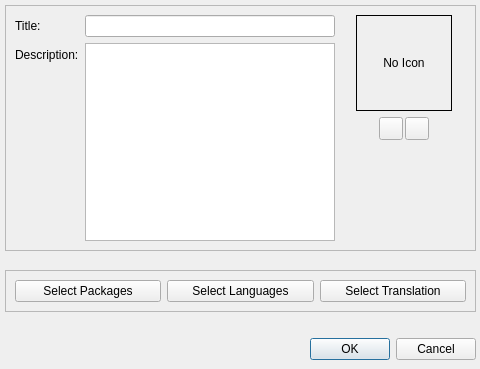
Old version of the form kde/pardusman/gui/ui/packagecollection.ui in the repository pars-linux/uludag.
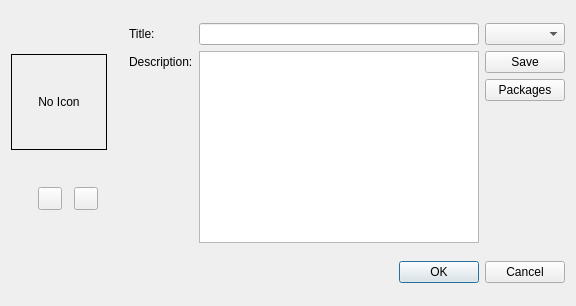
New version of the form. Icons and pictures are not drawn.

```diff
--- a/kde/pardusman/gui/ui/packagecollection.ui
+++ b/kde/pardusman/gui/ui/packagecollection.ui
@@ -6,101 +6,18 @@
    <rect>
     <x>0</x>
     <y>0</y>
-    <width>480</width>
-    <height>369</height>
+    <width>576</width>
+    <height>306</height>
    </rect>
   </property>
   <property name="windowTitle">
    <string>Collection</string>
   </property>
-  <widget class="QWidget" name="">
-   <property name="geometry">
-    <rect>
-     <x>5</x>
-     <y>5</y>
-     <width>471</width>
-     <height>355</height>
-    </rect>
-   </property>
-   <layout class="QVBoxLayout" name="verticalLayout_2">
-    <item>
-     <widget class="QFrame" name="frame">
-      <property name="frameShape">
-       <enum>QFrame::StyledPanel</enum>
-      </property>
-      <property name="frameShadow">
-       <enum>QFrame::Raised</enum>
-      </property>
-      <layout class="QHBoxLayout" name="horizontalLayout">
-       <item>
-        <layout class="QFormLayout" name="formLayout">
-         <property name="fieldGrowthPolicy">
-          <enum>QFormLayout::ExpandingFieldsGrow</enum>
-         </property>
+  <layout class="QGridLayout" name="gridLayout_2">
          <item row="0" column="0">
-          <widget class="QLabel" name="labelLabel_2">
-           <property name="sizePolicy">
-            <sizepolicy hsizetype="Fixed" vsizetype="Preferred">
-             <horstretch>0</horstretch>
-             <verstretch>0</verstretch>
-            </sizepolicy>
-           </property>
-           <property name="text">
-            <string>Title:</string>
-           </property>
-           <property name="buddy">
-            <cstring>label</cstring>
-           </property>
-          </widget>
-         </item>
-         <item row="0" column="1">
-          <widget class="QLineEdit" name="lineTitle"/>
-         </item>
-         <item row="1" column="0">
-          <widget class="QLabel" name="label">
-           <property name="sizePolicy">
-            <sizepolicy hsizetype="Fixed" vsizetype="Preferred">
-             <horstretch>0</horstretch>
-             <verstretch>0</verstretch>
-            </sizepolicy>
-           </property>
-           <property name="text">
-            <string>Description:</string>
-           </property>
-          </widget>
-         </item>
-         <item row="1" column="1">
-          <widget class="QPlainTextEdit" name="textDescription">
-           <property name="plainText">
-            <string/>
-           </property>
-           <property name="overwriteMode">
-            <bool>true</bool>
-           </property>
-          </widget>
-         </item>
-        </layout>
-       </item>
+    <layout class="QVBoxLayout">
        <item>
-        <spacer name="horizontalSpacer_4">
-         <property name="orientation">
-          <enum>Qt::Horizontal</enum>
-         </property>
-         <property name="sizeType">
-          <enum>QSizePolicy::Preferred</enum>
-         </property>
-         <property name="sizeHint" stdset="0">
-          <size>
-           <width>20</width>
-           <height>20</height>
-          </size>
-         </property>
-        </spacer>
-       </item>
-       <item>
-        <layout class="QVBoxLayout" name="verticalLayout">
-         <item>
-          <widget class="QLabel" name="labelIcon">
+      <widget class="QLabel" name="icon">
            <property name="minimumSize">
             <size>
              <width>96</width>
@@ -131,9 +48,9 @@
           </widget>
          </item>
          <item>
-          <layout class="QHBoxLayout" name="_4">
+      <layout class="QHBoxLayout" name="_2">
            <property name="spacing">
-            <number>2</number>
+        <number>5</number>
            </property>
            <item>
             <spacer>
@@ -141,7 +58,7 @@
               <enum>Qt::Horizontal</enum>
              </property>
              <property name="sizeType">
-              <enum>QSizePolicy::Expanding</enum>
+          <enum>QSizePolicy::Minimum</enum>
              </property>
              <property name="sizeHint" stdset="0">
               <size>
@@ -185,152 +102,104 @@
              </property>
             </widget>
            </item>
-           <item>
-            <spacer name="horizontalSpacer_2">
-             <property name="orientation">
-              <enum>Qt::Horizontal</enum>
-             </property>
-             <property name="sizeType">
-              <enum>QSizePolicy::Expanding</enum>
-             </property>
-             <property name="sizeHint" stdset="0">
-              <size>
-               <width>20</width>
-               <height>20</height>
-              </size>
-             </property>
-            </spacer>
-           </item>
-          </layout>
-         </item>
-         <item>
-          <spacer name="verticalSpacer_3">
-           <property name="orientation">
-            <enum>Qt::Vertical</enum>
-           </property>
-           <property name="sizeType">
-            <enum>QSizePolicy::Expanding</enum>
-           </property>
-           <property name="sizeHint" stdset="0">
-            <size>
-             <width>20</width>
-             <height>40</height>
-            </size>
-           </property>
-          </spacer>
-         </item>
-        </layout>
-       </item>
-       <item>
-        <spacer name="horizontalSpacer_6">
+      </layout>
+     </item>
+    </layout>
+   </item>
+   <item row="0" column="1">
+    <spacer name="spacer">
          <property name="orientation">
           <enum>Qt::Horizontal</enum>
          </property>
          <property name="sizeType">
-          <enum>QSizePolicy::Expanding</enum>
+      <enum>QSizePolicy::Minimum</enum>
          </property>
          <property name="sizeHint" stdset="0">
           <size>
-           <width>20</width>
-           <height>20</height>
+       <width>16</width>
+       <height>130</height>
           </size>
          </property>
         </spacer>
        </item>
-      </layout>
-     </widget>
-    </item>
-    <item>
-     <spacer name="verticalSpacer_2">
-      <property name="orientation">
-       <enum>Qt::Vertical</enum>
-      </property>
-      <property name="sizeType">
-       <enum>QSizePolicy::Preferred</enum>
-      </property>
-      <property name="sizeHint" stdset="0">
-       <size>
-        <width>457</width>
-        <height>13</height>
-       </size>
-      </property>
-     </spacer>
-    </item>
-    <item>
-     <widget class="QFrame" name="frame_2">
-      <property name="frameShape">
-       <enum>QFrame::StyledPanel</enum>
-      </property>
-      <property name="frameShadow">
-       <enum>QFrame::Raised</enum>
-      </property>
-      <layout class="QHBoxLayout" name="horizontalLayout_4">
-       <item>
-        <widget class="QPushButton" name="pushSelectPackages">
+   <item row="0" column="2">
+    <layout class="QGridLayout" name="gridLayout">
+     <item row="0" column="0">
+      <widget class="QLabel" name="titleLabel">
+       <property name="sizePolicy">
+        <sizepolicy hsizetype="Fixed" vsizetype="Preferred">
+         <horstretch>0</horstretch>
+         <verstretch>0</verstretch>
+        </sizepolicy>
+       </property>
+       <property name="text">
+        <string>Title:</string>
+       </property>
+       <property name="buddy">
+        <cstring>titleText</cstring>
+       </property>
+      </widget>
+     </item>
+     <item row="0" column="1">
+      <widget class="QLineEdit" name="titleText"/>
+     </item>
+     <item row="1" column="1" rowspan="4">
+      <widget class="QTextEdit" name="descriptionText"/>
+     </item>
+     <item row="1" column="0">
+      <widget class="QLabel" name="descriptionLabel">
+       <property name="sizePolicy">
+        <sizepolicy hsizetype="Fixed" vsizetype="Preferred">
+         <horstretch>0</horstretch>
+         <verstretch>0</verstretch>
+        </sizepolicy>
+       </property>
+       <property name="text">
+        <string>Description:</string>
+       </property>
+      </widget>
+     </item>
+     <item row="1" column="2">
+      <widget class="QPushButton" name="saveButton">
          <property name="text">
-          <string>Select Packages</string>
-         </property>
-        </widget>
-       </item>
-       <item>
-        <widget class="QPushButton" name="pushSelectLanguages">
+        <string>Save</string>
+       </property>
+       <property name="icon">
+        <iconset resource="raw.qrc">
+         <normaloff>:/raw/pics/document-save.png</normaloff>:/raw/pics/document-save.png</iconset>
+       </property>
+      </widget>
+     </item>
+     <item row="0" column="2">
+      <widget class="QComboBox" name="languagesCombo"/>
+     </item>
+     <item row="2" column="2">
+      <widget class="QPushButton" name="packagesButton">
          <property name="text">
-          <string>Select Languages</string>
+        <string>Packages</string>
          </property>
         </widget>
        </item>
-       <item>
-        <widget class="QPushButton" name="pushSelectTranslations">
+     <item row="3" column="2">
+      <widget class="QLabel" name="packagesLabel">
          <property name="text">
-          <string>Select Translation</string>
+        <string/>
          </property>
         </widget>
        </item>
       </layout>
-     </widget>
-    </item>
-    <item>
-     <spacer name="verticalSpacer_4">
-      <property name="orientation">
-       <enum>Qt::Vertical</enum>
-      </property>
-      <property name="sizeType">
-       <enum>QSizePolicy::Preferred</enum>
-      </property>
-      <property name="sizeHint" stdset="0">
-       <size>
-        <width>20</width>
-        <height>20</height>
-       </size>
-      </property>
-     </spacer>
-    </item>
-    <item>
-     <layout class="QHBoxLayout" name="horizontalLayout_3">
-      <item>
-       <spacer name="horizontalSpacer">
-        <property name="orientation">
-         <enum>Qt::Horizontal</enum>
-        </property>
-        <property name="sizeHint" stdset="0">
-         <size>
-          <width>268</width>
-          <height>22</height>
-         </size>
-        </property>
-       </spacer>
-      </item>
-      <item>
+   </item>
+   <item row="1" column="2">
        <widget class="QDialogButtonBox" name="buttonBox">
+     <property name="orientation">
+      <enum>Qt::Horizontal</enum>
+     </property>
         <property name="standardButtons">
          <set>QDialogButtonBox::Cancel|QDialogButtonBox::Ok</set>
         </property>
        </widget>
       </item>
      </layout>
-    </item>
-   </layout>
-  </widget>
  </widget>
  <resources>
   <include location="raw.qrc"/>
```
Left out of the diff: 41 changed lines with no effect on the pictures. Lines whose indentation alone changed are shown as unchanged.
